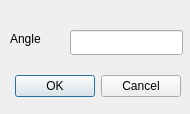
The window that sistema-grafico-interativo/src/qt_design/run_window.ui (Brenda-Machado/computacao-grafica) describes before a commit, drawn with Qt 5.
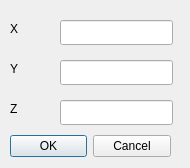
The same window after the commit.

```diff
--- a/sistema-grafico-interativo/src/qt_design/run_window.ui
+++ b/sistema-grafico-interativo/src/qt_design/run_window.ui
@@ -7,7 +7,7 @@
     <x>0</x>
     <y>0</y>
     <width>190</width>
-    <height>114</height>
+    <height>168</height>
    </rect>
   </property>
   <property name="windowTitle">
@@ -16,9 +16,9 @@
   <widget class="QDialogButtonBox" name="buttonBox">
    <property name="geometry">
     <rect>
-     <x>0</x>
-     <y>70</y>
-     <width>181</width>
+     <x>10</x>
+     <y>130</y>
+     <width>161</width>
      <height>32</height>
     </rect>
    </property>
@@ -33,20 +33,66 @@
    <property name="geometry">
     <rect>
      <x>10</x>
-     <y>30</y>
+     <y>60</y>
      <width>51</width>
      <height>17</height>
     </rect>
    </property>
    <property name="text">
-    <string>Angle</string>
+    <string>Y</string>
    </property>
   </widget>
-  <widget class="QLineEdit" name="rot_angulo">
+  <widget class="QLabel" name="label_12">
    <property name="geometry">
     <rect>
-     <x>70</x>
-     <y>30</y>
+     <x>10</x>
+     <y>20</y>
+     <width>51</width>
+     <height>17</height>
+    </rect>
+   </property>
+   <property name="text">
+    <string>X</string>
+   </property>
+  </widget>
+  <widget class="QLineEdit" name="rotY">
+   <property name="geometry">
+    <rect>
+     <x>60</x>
+     <y>60</y>
+     <width>113</width>
+     <height>25</height>
+    </rect>
+   </property>
+  </widget>
+  <widget class="QLineEdit" name="rotX">
+   <property name="geometry">
+    <rect>
+     <x>60</x>
+     <y>20</y>
+     <width>113</width>
+     <height>25</height>
+    </rect>
+   </property>
+  </widget>
+  <widget class="QLabel" name="label_17">
+   <property name="geometry">
+    <rect>
+     <x>10</x>
+     <y>100</y>
+     <width>51</width>
+     <height>17</height>
+    </rect>
+   </property>
+   <property name="text">
+    <string>Z</string>
+   </property>
+  </widget>
+  <widget class="QLineEdit" name="rotZ">
+   <property name="geometry">
+    <rect>
+     <x>60</x>
+     <y>100</y>
      <width>113</width>
      <height>25</height>
     </rect>
```
Left out of the diff: 2 changed lines with no effect on the pictures.
